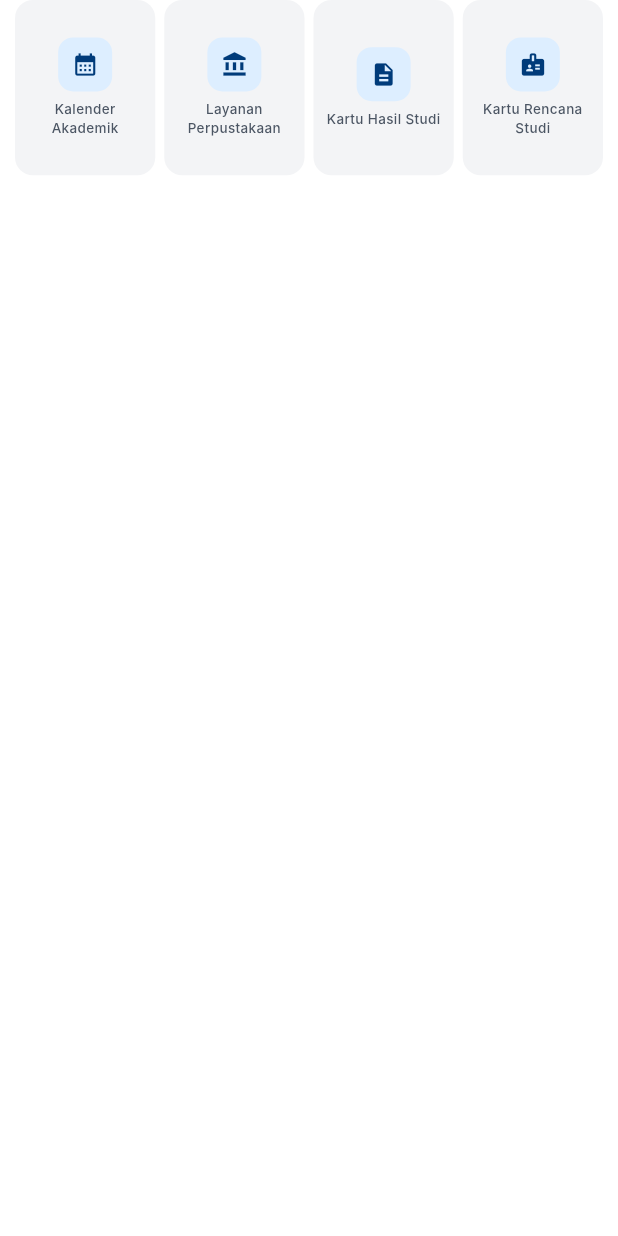
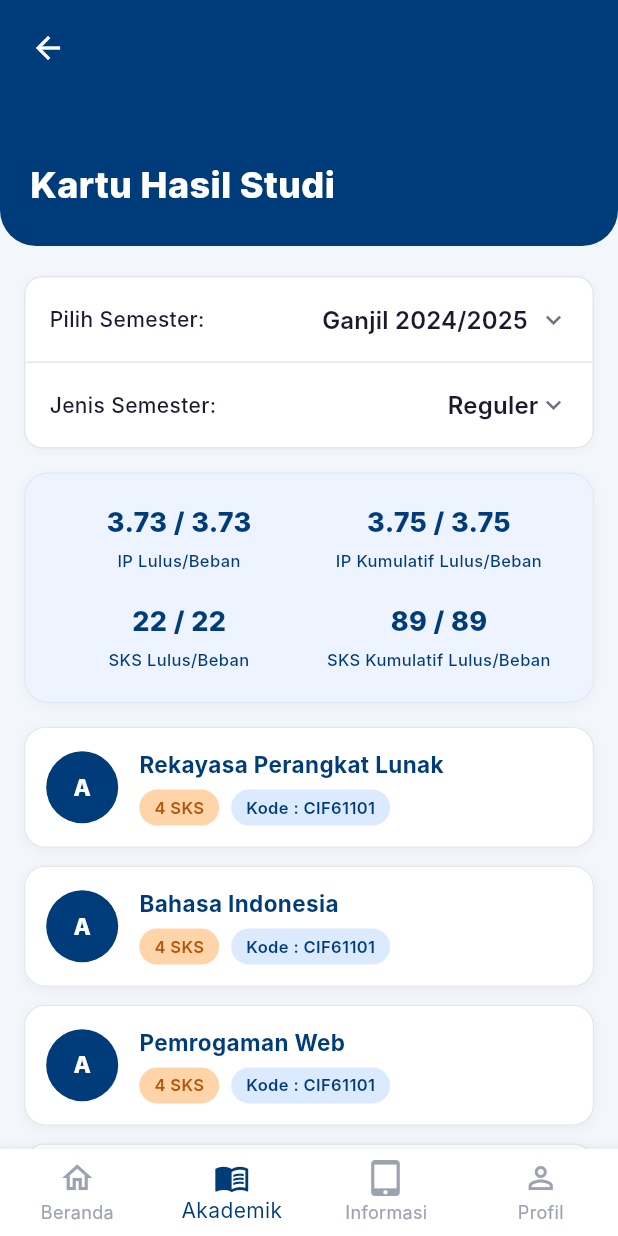
Before and after one commit to Raget13/gapura_ub_fix_design_SKRIPSI_2026, a Flutter app: the MenuGrid widget shown alone on an empty page, opened directly, after a tap on "Kartu Hasil Studi", on a phone screen of 412 x 824 dp. Run offline on Flutter 3.47's test engine with Material 3 defaults, Android fonts, the phone set to English and light mode, and no system bars; our stand-ins replace local_auth; Roboto replaces fonts that are missing (Inter).

Commit message:
feat: tambah KartuHasilStudiScreen dan KartuRencanaStudiScreen dengan navigasi dari HomeScreen

```diff
--- a/lib/screens/akademik_screen.dart
+++ b/lib/screens/akademik_screen.dart
@@ -5,6 +5,7 @@ import '../screens/sidebar_drawer.dart';
 import 'informasi_screen.dart';
 import 'profile_screen.dart';
 import 'jadwal_presensi_screen.dart';
+import 'kartu_hasil_studi_screen.dart';
 import '../core/page_transitions.dart';
 
 class AkademikScreen extends StatelessWidget {
@@ -53,6 +54,7 @@ class AkademikScreen extends StatelessWidget {
                     isDark,
                     icon: Icons.bar_chart_rounded,
                     label: 'Hasil Studi',
+                    onTap: () => Navigator.push(context, navRoute(const KartuHasilStudiScreen())),
                   ),
                   const SizedBox(height: 12),
                   _menuItem(
--- /dev/null
+++ b/lib/screens/kartu_hasil_studi_screen.dart
@@ -0,0 +1,353 @@
+import 'package:flutter/material.dart';
+import '../core/app_colors.dart';
+import '../widgets/bottom_nav.dart';
+
+class KartuHasilStudiScreen extends StatefulWidget {
+  const KartuHasilStudiScreen({super.key});
+
+  @override
+  State<KartuHasilStudiScreen> createState() => _KartuHasilStudiScreenState();
+}
+
+class _KartuHasilStudiScreenState extends State<KartuHasilStudiScreen> {
+  String _selectedSemester = 'Ganjil 2024/2025';
+  String _selectedJenis = 'Reguler';
+
+  final List<String> _semesters = [
+    'Ganjil 2024/2025',
+    'Genap 2023/2024',
+    'Ganjil 2023/2024',
+  ];
+  final List<String> _jenisSemester = ['Reguler', 'Pendek'];
+
+  final List<Map<String, String>> _mataKuliah = [
+    {'nama': 'Rekayasa Perangkat Lunak', 'nilai': 'A', 'sks': '4', 'kode': 'CIF61101'},
+    {'nama': 'Bahasa Indonesia', 'nilai': 'A', 'sks': '4', 'kode': 'CIF61101'},
+    {'nama': 'Pemrogaman Web', 'nilai': 'A', 'sks': '4', 'kode': 'CIF61101'},
+    {'nama': 'Keamanan Informasi', 'nilai': 'B+', 'sks': '4', 'kode': 'CIF61101'},
+    {'nama': 'Rekayasa Perangkat Lunak', 'nilai': 'A', 'sks': '4', 'kode': 'CIF61101'},
+    {'nama': 'Bahasa Indonesia', 'nilai': 'A', 'sks': '4', 'kode': 'CIF61101'},
+  ];
+
+  @override
+  Widget build(BuildContext context) {
+    final isDark = Theme.of(context).brightness == Brightness.dark;
+
+    return Scaffold(
+      backgroundColor: isDark ? AppColors.darkBg : const Color(0xFFF3F6FB),
+      body: Column(
+        crossAxisAlignment: CrossAxisAlignment.start,
+        children: [
+          _buildHeader(),
+          Expanded(
+            child: SingleChildScrollView(
+              padding: const EdgeInsets.fromLTRB(16, 20, 16, 20),
+              child: Column(
+                crossAxisAlignment: CrossAxisAlignment.start,
+                children: [
+                  _buildFilterCard(isDark),
+                  const SizedBox(height: 16),
+                  _buildSummaryCard(isDark),
+                  const SizedBox(height: 16),
+                  ..._mataKuliah.map((mk) => Padding(
+                        padding: const EdgeInsets.only(bottom: 12),
+                        child: _buildMataKuliahCard(isDark, mk),
+                      )),
+                  const SizedBox(height: 20),
+                ],
+              ),
+            ),
+          ),
+        ],
+      ),
+      bottomNavigationBar: AppBottomNav(
+        currentIndex: 1,
+        onTap: (i) {
+          if (i == 0 || i == 1) Navigator.pop(context);
+        },
+      ),
+    );
+  }
+
+  Widget _buildHeader() {
+    return Container(
+      width: double.infinity,
+      decoration: const BoxDecoration(
+        color: AppColors.primary,
+        borderRadius: BorderRadius.only(
+          bottomLeft: Radius.circular(24),
+          bottomRight: Radius.circular(24),
+        ),
+      ),
+      child: SafeArea(
+        bottom: false,
+        child: Column(
+          crossAxisAlignment: CrossAxisAlignment.start,
+          children: [
+            Padding(
+              padding: const EdgeInsets.fromLTRB(8, 8, 16, 0),
+              child: IconButton(
+                icon: const Icon(Icons.arrow_back, color: Colors.white),
+                onPressed: () => Navigator.pop(context),
+              ),
+            ),
+            const Padding(
+              padding: EdgeInsets.fromLTRB(20, 50, 20, 24),
+              child: Text(
+                'Kartu Hasil Studi',
+                style: TextStyle(
+                  color: Colors.white,
+                  fontSize: 24,
+                  fontWeight: FontWeight.w800,
+                ),
+              ),
+            ),
+          ],
+        ),
+      ),
+    );
+  }
+
+  Widget _buildFilterCard(bool isDark) {
+    return Container(
+      decoration: BoxDecoration(
+        color: isDark ? AppColors.darkCard : Colors.white,
+        borderRadius: BorderRadius.circular(12),
+        border: Border.all(color: isDark ? AppColors.darkBorder : AppColors.borderGrey),
+        boxShadow: [
+          BoxShadow(
+            color: Colors.black.withValues(alpha: 0.03),
+            blurRadius: 4,
+            offset: const Offset(0, 1),
+          ),
+        ],
+      ),
+      child: Column(
+        children: [
+          _buildDropdownRow(
+            isDark,
+            label: 'Pilih Semester:',
+            value: _selectedSemester,
+            items: _semesters,
+            onChanged: (v) => setState(() => _selectedSemester = v!),
+            showDivider: true,
+          ),
+          _buildDropdownRow(
+            isDark,
+            label: 'Jenis Semester:',
+            value: _selectedJenis,
+            items: _jenisSemester,
+            onChanged: (v) => setState(() => _selectedJenis = v!),
+            showDivider: false,
+          ),
+        ],
+      ),
+    );
+  }
+
+  Widget _buildDropdownRow(
+    bool isDark, {
+    required String label,
+    required String value,
+    required List<String> items,
+    required ValueChanged<String?> onChanged,
+    required bool showDivider,
+  }) {
+    return Column(
+      children: [
+        Padding(
+          padding: const EdgeInsets.symmetric(horizontal: 16, vertical: 4),
+          child: Row(
+            children: [
+              Text(
+                label,
+                style: TextStyle(
+                  fontSize: 14,
+                  fontWeight: FontWeight.w500,
+                  color: isDark ? AppColors.darkTextPrimary : AppColors.textPrimary,
+                ),
+              ),
+              const Spacer(),
+              DropdownButtonHideUnderline(
+                child: DropdownButton<String>(
+                  value: value,
+                  icon: Icon(
+                    Icons.keyboard_arrow_down,
+                    size: 20,
+                    color: isDark ? AppColors.darkTextSecondary : AppColors.textSecondary,
+                  ),
+                  dropdownColor: isDark ? AppColors.darkCard : Colors.white,
+                  items: items
+                      .map((s) => DropdownMenuItem(
+                            value: s,
+                            child: Text(
+                              s,
+                              style: TextStyle(
+                                fontWeight: FontWeight.w600,
+                                color: isDark ? AppColors.darkTextPrimary : AppColors.textPrimary,
+                              ),
+                            ),
+                          ))
+                      .toList(),
+                  onChanged: onChanged,
+                ),
+              ),
+            ],
+          ),
+        ),
+        if (showDivider)
+          Divider(
+            height: 1,
+            thickness: 1,
+            color: isDark ? AppColors.darkBorder : AppColors.borderGrey,
+          ),
+      ],
+    );
+  }
+
+  Widget _buildSummaryCard(bool isDark) {
+    return Container(
+      padding: const EdgeInsets.symmetric(horizontal: 16, vertical: 20),
+      decoration: BoxDecoration(
+        color: isDark ? AppColors.darkCard : const Color(0xFFEEF4FF),
+        borderRadius: BorderRadius.circular(16),
+        border: Border.all(color: isDark ? AppColors.darkBorder : AppColors.border, width: 0.8),
+        boxShadow: [
+          BoxShadow(
+            color: Colors.black.withValues(alpha: 0.04),
+            blurRadius: 6,
+            offset: const Offset(0, 2),
+          ),
+        ],
+      ),
+      child: Column(
+        children: [
+          Row(
+            children: [
+              _buildStatItem(isDark, value: '3.73 / 3.73', label: 'IP Lulus/Beban'),
+              _buildStatItem(isDark, value: '3.75 / 3.75', label: 'IP Kumulatif Lulus/Beban'),
+            ],
+          ),
+          const SizedBox(height: 20),
+          Row(
+            children: [
+              _buildStatItem(isDark, value: '22 / 22', label: 'SKS Lulus/Beban'),
+              _buildStatItem(isDark, value: '89 / 89', label: 'SKS Kumulatif Lulus/Beban'),
+            ],
+          ),
+        ],
+      ),
+    );
+  }
+
+  Widget _buildStatItem(bool isDark, {required String value, required String label}) {
+    return Expanded(
+      child: Column(
+        children: [
+          Text(
+            value,
+            style: TextStyle(
+              fontSize: 18,
+              fontWeight: FontWeight.w800,
+              color: isDark ? AppColors.darkAccentBlue : AppColors.primary,
+            ),
+          ),
+          const SizedBox(height: 4),
+          Text(
+            label,
+            textAlign: TextAlign.center,
+            style: TextStyle(
+              fontSize: 11,
+              color: isDark ? AppColors.darkAccentBlue : AppColors.primary,
+              fontWeight: FontWeight.w500,
+            ),
+          ),
+        ],
+      ),
+    );
+  }
+
+  Widget _buildMataKuliahCard(bool isDark, Map<String, String> mk) {
+    return Container(
+      padding: const EdgeInsets.symmetric(horizontal: 14, vertical: 14),
+      decoration: BoxDecoration(
+        color: isDark ? AppColors.darkCard : Colors.white,
+        borderRadius: BorderRadius.circular(14),
+        border: Border.all(
+          color: isDark ? AppColors.darkBorder : AppColors.borderGrey,
+          width: 0.8,
+        ),
+        boxShadow: [
+          BoxShadow(
+            color: Colors.black.withValues(alpha: 0.04),
+            blurRadius: 6,
+            offset: const Offset(0, 2),
+          ),
+        ],
+      ),
+      child: Row(
+        children: [
+          Container(
+            width: 48,
+            height: 48,
+            decoration: const BoxDecoration(
+              color: AppColors.primary,
+              shape: BoxShape.circle,
+            ),
+            alignment: Alignment.center,
+            child: Text(
+              mk['nilai']!,
+              style: const TextStyle(
+                color: Colors.white,
+                fontWeight: FontWeight.w800,
+                fontSize: 15,
+              ),
+            ),
+          ),
+          const SizedBox(width: 14),
+          Expanded(
+            child: Column(
+              crossAxisAlignment: CrossAxisAlignment.start,
+              children: [
+                Text(
+                  mk['nama']!,
+                  style: TextStyle(
+                    fontSize: 15,
+                    fontWeight: FontWeight.w700,
+                    color: isDark ? AppColors.darkTextPrimary : AppColors.primary,
+                  ),
+                ),
+                const SizedBox(height: 6),
+                Row(
+                  children: [
+                    _buildBadge('${mk['sks']} SKS', const Color(0xFFFFD4A8), const Color(0xFFB45309)),
+                    const SizedBox(width: 8),
+                    _buildBadge('Kode : ${mk['kode']}', const Color(0xFFDBEAFE), AppColors.primary),
+                  ],
+                ),
+              ],
+            ),
+          ),
+        ],
+      ),
+    );
+  }
+
+  Widget _buildBadge(String text, Color bgColor, Color textColor) {
+    return Container(
+      padding: const EdgeInsets.symmetric(horizontal: 10, vertical: 4),
+      decoration: BoxDecoration(
+        color: bgColor,
+        borderRadius: BorderRadius.circular(20),
+      ),
+      child: Text(
+        text,
+        style: TextStyle(
+          fontSize: 11,
+          fontWeight: FontWeight.w600,
+          color: textColor,
+        ),
+      ),
+    );
+  }
+}
--- a/lib/widgets/menu_grid.dart
+++ b/lib/widgets/menu_grid.dart
@@ -1,5 +1,7 @@
 import 'package:flutter/material.dart';
 import '../core/app_colors.dart';
+import '../screens/kartu_hasil_studi_screen.dart';
+import '../screens/kartu_rencana_studi_screen.dart';
 
 class _MenuItemData {
   final IconData icon;
@@ -38,9 +40,11 @@ class MenuGrid extends StatelessWidget {
           return InkWell(
             borderRadius: BorderRadius.circular(12),
             onTap: () {
-              // TODO: navigasi ke layar masing-masing
-              // KHS -> index 2, KRS -> index 3 (dalam scope)
-              // Kalender, Perpustakaan -> sementara halaman placeholder (luar scope)
+              if (index == 2) {
+                Navigator.push(context, MaterialPageRoute(builder: (_) => const KartuHasilStudiScreen()));
+              } else if (index == 3) {
+                Navigator.push(context, MaterialPageRoute(builder: (_) => const KartuRencanaStudiScreen()));
+              }
             },
             child: Container(
               padding: const EdgeInsets.symmetric(vertical: 8, horizontal: 4),
```
Also changed, not shown: lib/screens/kartu_rencana_studi_screen.dart (added, +265 -0 lines).
